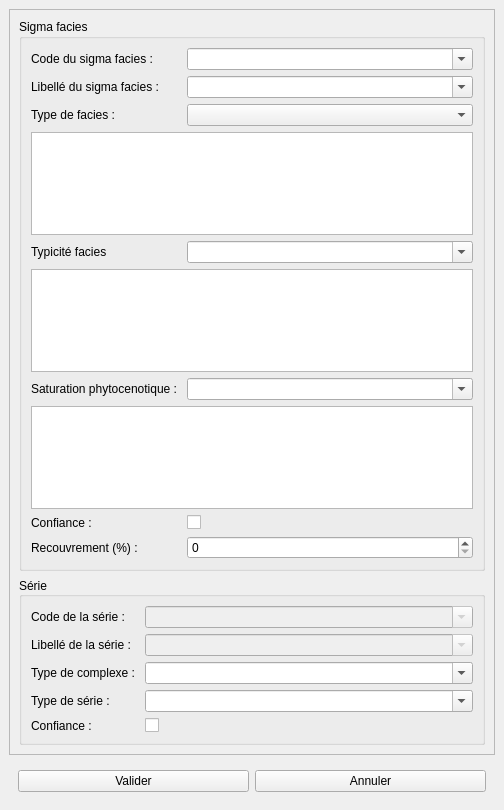
First picture: the form in src/ui/form_sigmaf_cat.ui, repository IGNF/saisie_carhab, before the edit.
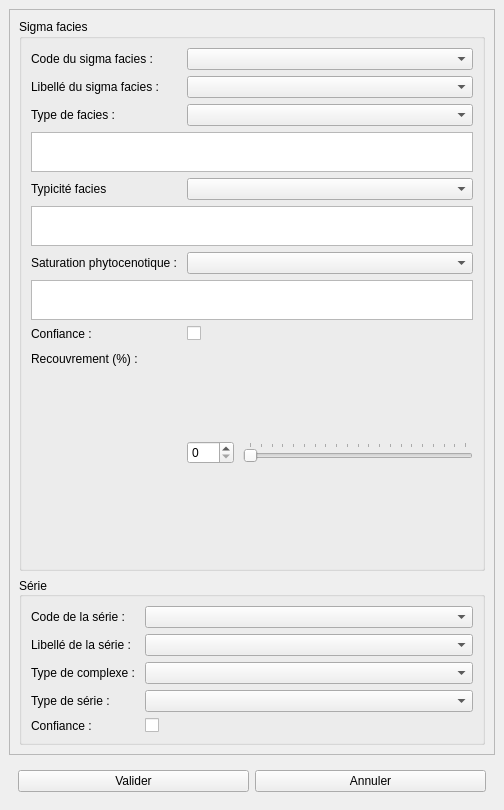
Second picture: the form after the edit.

Diff of the .ui file:
```diff
--- a/src/ui/form_sigmaf_cat.ui
+++ b/src/ui/form_sigmaf_cat.ui
@@ -58,7 +58,7 @@
               </sizepolicy>
              </property>
              <property name="editable">
-              <bool>true</bool>
+              <bool>false</bool>
              </property>
              <property name="sizeAdjustPolicy">
               <enum>QComboBox::AdjustToMinimumContentsLength</enum>
@@ -84,7 +84,7 @@
               </sizepolicy>
              </property>
              <property name="editable">
-              <bool>true</bool>
+              <bool>false</bool>
              </property>
              <property name="sizeAdjustPolicy">
               <enum>QComboBox::AdjustToMinimumContentsLength</enum>
@@ -118,7 +118,14 @@
             </widget>
            </item>
            <item row="7" column="0" colspan="2">
-            <widget class="QTextEdit" name="rmq_typ_fa"/>
+            <widget class="QTextEdit" name="rmq_typ_fa">
+             <property name="maximumSize">
+              <size>
+               <width>16777215</width>
+               <height>40</height>
+              </size>
+             </property>
+            </widget>
            </item>
            <item row="9" column="0">
             <widget class="QLabel" name="label_12">
@@ -136,7 +143,7 @@
               </sizepolicy>
              </property>
              <property name="editable">
-              <bool>true</bool>
+              <bool>false</bool>
              </property>
              <property name="sizeAdjustPolicy">
               <enum>QComboBox::AdjustToMinimumContentsLength</enum>
@@ -144,7 +151,14 @@
             </widget>
            </item>
            <item row="13" column="0" colspan="2">
-            <widget class="QTextEdit" name="rmq_typcte"/>
+            <widget class="QTextEdit" name="rmq_typcte">
+             <property name="maximumSize">
+              <size>
+               <width>16777215</width>
+               <height>40</height>
+              </size>
+             </property>
+            </widget>
            </item>
            <item row="15" column="0">
             <widget class="QLabel" name="label_13">
@@ -162,7 +176,7 @@
               </sizepolicy>
              </property>
              <property name="editable">
-              <bool>true</bool>
+              <bool>false</bool>
              </property>
              <property name="sizeAdjustPolicy">
               <enum>QComboBox::AdjustToMinimumContentsLength</enum>
@@ -170,7 +184,14 @@
             </widget>
            </item>
            <item row="18" column="0" colspan="2">
-            <widget class="QTextEdit" name="rmq_sat_ph"/>
+            <widget class="QTextEdit" name="rmq_sat_ph">
+             <property name="maximumSize">
+              <size>
+               <width>16777215</width>
+               <height>40</height>
+              </size>
+             </property>
+            </widget>
            </item>
            <item row="21" column="0">
             <widget class="QLabel" name="label_3">
@@ -194,13 +215,59 @@
             </widget>
            </item>
            <item row="22" column="1">
-            <widget class="QSpinBox" name="pct_recouv">
-             <property name="maximum">
-              <number>100</number>
-             </property>
-             <property name="singleStep">
-              <number>5</number>
-             </property>
+            <widget class="QWidget" name="widget_2" native="true">
+             <layout class="QGridLayout" name="gridLayout">
+              <property name="leftMargin">
+               <number>0</number>
+              </property>
+              <property name="topMargin">
+               <number>0</number>
+              </property>
+              <property name="rightMargin">
+               <number>0</number>
+              </property>
+              <property name="bottomMargin">
+               <number>0</number>
+              </property>
+              <property name="horizontalSpacing">
+               <number>9</number>
+              </property>
+              <property name="verticalSpacing">
+               <number>0</number>
+              </property>
+              <item row="0" column="0">
+               <widget class="QSpinBox" name="pct_recouv">
+                <property name="maximum">
+                 <number>100</number>
+                </property>
+                <property name="singleStep">
+                 <number>5</number>
+                </property>
+               </widget>
+              </item>
+              <item row="0" column="1">
+               <widget class="QSlider" name="horizontalSlider">
+                <property name="maximum">
+                 <number>100</number>
+                </property>
+                <property name="singleStep">
+                 <number>5</number>
+                </property>
+                <property name="pageStep">
+                 <number>5</number>
+                </property>
+                <property name="orientation">
+                 <enum>Qt::Horizontal</enum>
+                </property>
+                <property name="tickPosition">
+                 <enum>QSlider::TicksAbove</enum>
+                </property>
+                <property name="tickInterval">
+                 <number>5</number>
+                </property>
+               </widget>
+              </item>
+             </layout>
             </widget>
            </item>
           </layout>
@@ -224,9 +291,6 @@
            </item>
            <item row="1" column="1">
             <widget class="QComboBox" name="code_serie">
-             <property name="enabled">
-              <bool>false</bool>
-             </property>
              <property name="sizePolicy">
               <sizepolicy hsizetype="MinimumExpanding" vsizetype="Fixed">
                <horstretch>0</horstretch>
@@ -234,25 +298,25 @@
               </sizepolicy>
              </property>
              <property name="editable">
-              <bool>true</bool>
+              <bool>false</bool>
+             </property>
+             <property name="currentIndex">
+              <number>-1</number>
              </property>
              <property name="sizeAdjustPolicy">
               <enum>QComboBox::AdjustToMinimumContentsLength</enum>
              </property>
             </widget>
            </item>
-           <item row="2" column="0">
+           <item row="3" column="0">
             <widget class="QLabel" name="label_nom_sf_2">
              <property name="text">
               <string>Libellé de la série :</string>
              </property>
             </widget>
            </item>
-           <item row="2" column="1">
+           <item row="3" column="1">
             <widget class="QComboBox" name="lb_serie">
-             <property name="enabled">
-              <bool>false</bool>
-             </property>
              <property name="sizePolicy">
               <sizepolicy hsizetype="MinimumExpanding" vsizetype="Fixed">
                <horstretch>0</horstretch>
@@ -260,21 +324,24 @@
               </sizepolicy>
              </property>
              <property name="editable">
-              <bool>true</bool>
+              <bool>false</bool>
+             </property>
+             <property name="currentIndex">
+              <number>-1</number>
              </property>
              <property name="sizeAdjustPolicy">
               <enum>QComboBox::AdjustToMinimumContentsLength</enum>
              </property>
             </widget>
            </item>
-           <item row="3" column="0">
+           <item row="4" column="0">
             <widget class="QLabel" name="label_2">
              <property name="text">
               <string>Type de complexe : </string>
              </property>
             </widget>
            </item>
-           <item row="3" column="1">
+           <item row="4" column="1">
             <widget class="QComboBox" name="type_cplx">
              <property name="sizePolicy">
               <sizepolicy hsizetype="MinimumExpanding" vsizetype="Fixed">
@@ -283,21 +350,21 @@
               </sizepolicy>
              </property>
              <property name="editable">
-              <bool>true</bool>
+              <bool>false</bool>
              </property>
              <property name="sizeAdjustPolicy">
               <enum>QComboBox::AdjustToMinimumContentsLength</enum>
              </property>
             </widget>
            </item>
-           <item row="4" column="0">
+           <item row="5" column="0">
             <widget class="QLabel" name="label_8">
              <property name="text">
               <string>Type de série : </string>
              </property>
             </widget>
            </item>
-           <item row="4" column="1">
+           <item row="5" column="1">
             <widget class="QComboBox" name="type_serie">
              <property name="sizePolicy">
               <sizepolicy hsizetype="MinimumExpanding" vsizetype="Fixed">
@@ -306,21 +373,21 @@
               </sizepolicy>
              </property>
              <property name="editable">
-              <bool>true</bool>
+              <bool>false</bool>
              </property>
              <property name="sizeAdjustPolicy">
               <enum>QComboBox::AdjustToMinimumContentsLength</enum>
              </property>
             </widget>
            </item>
-           <item row="5" column="0">
+           <item row="6" column="0">
             <widget class="QLabel" name="label">
              <property name="text">
               <string>Confiance :</string>
              </property>
             </widget>
            </item>
-           <item row="5" column="1">
+           <item row="6" column="1">
             <widget class="QCheckBox" name="cfc_serie">
              <property name="text">
               <string/>
```
Left out of the diff: 42 changed lines with no effect on the pictures.
